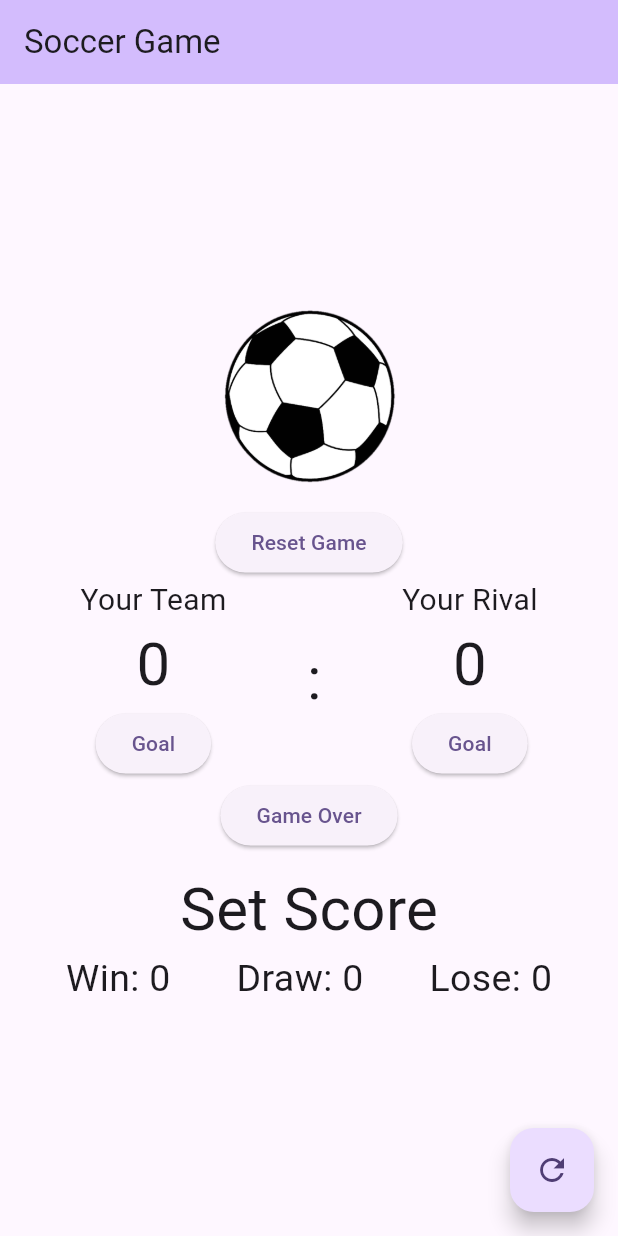
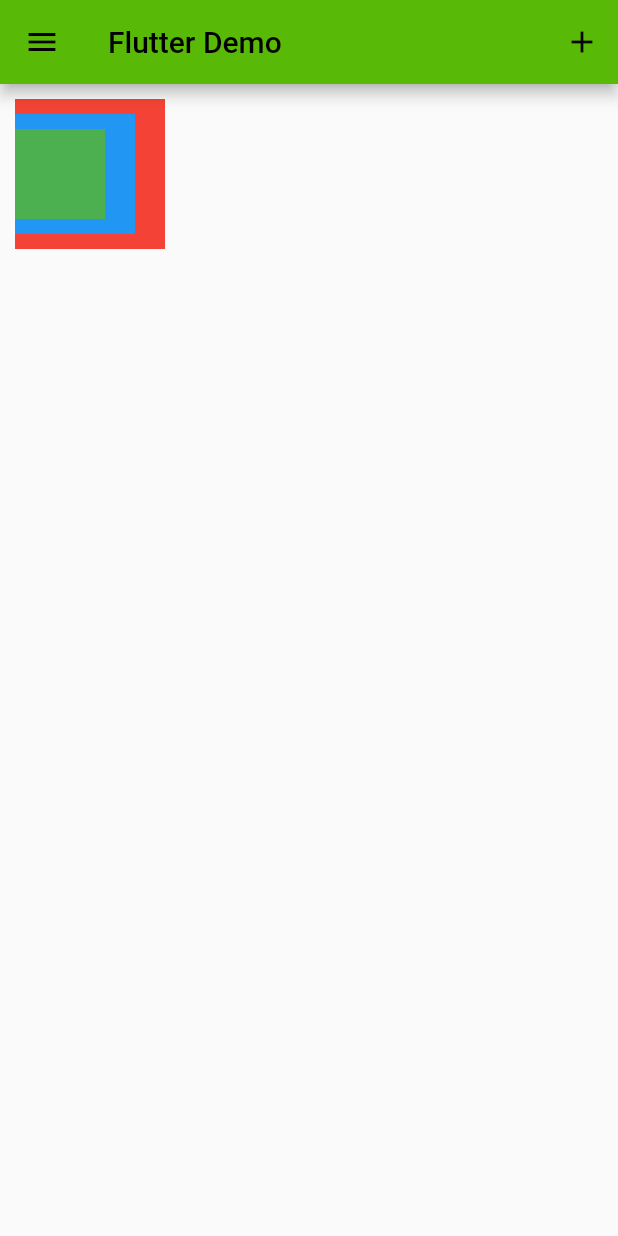
Before and after one commit to GwonHayeon/mobileAppDevelopment, a Flutter app: the screen it shows after launch, on a phone screen of 412 x 824 dp. Run offline on Flutter 3.47's test engine with Material 2 defaults, Android fonts, the phone set to English and light mode, and no system bars; Roboto replaces fonts that are missing (Pretendard).

Commit message:
0921 - Font, Style, Stack

```diff
--- a/lib/main.dart
+++ b/lib/main.dart
@@ -1,196 +1,73 @@
-import 'package:flutter/material.dart';
+import "package:flutter/material.dart";
+import 'style.dart';
 
-void main() {
-  runApp(const MyApp());
+void main(){
+  runApp(MyApp());
 }
 
 class MyApp extends StatelessWidget {
   const MyApp({super.key});
 
-  // This widget is the root of your application.
   @override
   Widget build(BuildContext context) {
-    return MaterialApp(
-      title: 'Soccer Game',
+    return MaterialApp( //const제거
+      title: 'First Flutter App',
       theme: ThemeData(
-        // This is the theme of your application.
-        //
-        // TRY THIS: Try running your application with "flutter run". You'll see
-        // the application has a blue toolbar. Then, without quitting the app,
-        // try changing the seedColor in the colorScheme below to Colors.green
-        // and then invoke "hot reload" (save your changes or press the "hot
-        // reload" button in a Flutter-supported IDE, or press "r" if you used
-        // the command line to start the app).
-        //
-        // Notice that the counter didn't reset back to zero; the application
-        // state is not lost during the reload. To reset the state, use hot
-        // restart instead.
-        //
-        // This works for code too, not just values: Most code changes can be
-        // tested with just a hot reload.
-        colorScheme: ColorScheme.fromSeed(seedColor: Colors.deepPurple),
-        useMaterial3: true,
+        primaryColor: Colors.blue, //기본으로 blue로 설정. 이것만 바꾼다고 해서 색이 바뀌지않음
+        primarySwatch: Colors.orange, //이것까지 해줘야함
+        //color custormaize
+
+        fontFamily: 'Pretendard',
       ),
-      home: const MyHomePage(title: 'Soccer Game'),
+      home: MyHomePage(),
     );
   }
 }
 
-class MyHomePage extends StatefulWidget {
-  const MyHomePage({super.key, required this.title});
-
-  // This widget is the home page of your application. It is stateful, meaning
-  // that it has a State object (defined below) that contains fields that affect
-  // how it looks.
-
-  // This class is the configuration for the state. It holds the values (in this
-  // case the title) provided by the parent (in this case the App widget) and
-  // used by the build method of the State. Fields in a Widget subclass are
-  // always marked "final".
-
-  final String title;
-
-  @override
-  State<MyHomePage> createState() => _MyHomePageState();
-}
-
-class _MyHomePageState extends State<MyHomePage> {
-  int _yourScore = 0;
-  int _rivalScore = 0;
-  int _win = 0;
-  int _lose = 0;
-  int _draw=0;
-
-  void _yourTeamWin() {
-    setState(() {
-      _yourScore++;
-    });
-  }
-  void _rivalTeamWin() {
-    setState(() {
-      _rivalScore++;
-    });
-  }
-  void _resetGame() {
-    setState(() {
-      _rivalScore=0;
-      _yourScore = 0;
-    });
-  }
-
-  void _gameOver() {
-    setState(() {
-      if(_yourScore > _rivalScore) _win++;
-      else if(_yourScore < _rivalScore) _lose++;
-      else if(_yourScore ==_rivalScore) _draw++;
-      _yourScore = 0;
-      _rivalScore = 0;
-    });
-  }
-
-  void _refreshGame() {
-    setState(() {
-      _yourScore = 0;
-      _rivalScore = 0;
-      _win = 0;
-      _lose = 0;
-      _draw=0;
-    });
-  }
-
+class MyHomePage extends StatelessWidget {
+  MyHomePage({super.key});
+  final items = List.generate(100, (index)=> index).toList();
 
   @override
   Widget build(BuildContext context) {
-    // This method is rerun every time setState is called, for instance as done
-    // by the _incrementCounter method above.
-    //
-    // The Flutter framework has been optimized to make rerunning build methods
-    // fast, so that you can just rebuild anything that needs updating rather
-    // than having to individually change instances of widgets.
     return Scaffold(
       appBar: AppBar(
-        // TRY THIS: Try changing the color here to a specific color (to
-        // Colors.amber, perhaps?) and trigger a hot reload to see the AppBar
-        // change color while the other colors stay the same.
-        backgroundColor: Theme.of(context).colorScheme.inversePrimary,
-        // Here we take the value from the MyHomePage object that was created by
-        // the App.build method, and use it to set our appbar title.
-        title: Text(widget.title),
+        backgroundColor: AppColor.Malachite,
+        title: const Text('Flutter Demo'), //const를 붙이냐 마느냐는 성능상의 문제. 불필요한 리밴더링 하지 않게 되기때문에 성능이 좋아진다
+        // leading: Icon(Icons.add),
+        actions: [
+          IconButton(onPressed: (){}, icon: Icon(Icons.add))
+        ],
       ),
-      body: Center(
-        // Center is a layout widget. It takes a single child and positions it
-        // in the middle of the parent.
-        child: Column(
-          // Column is also a layout widget. It takes a list of children and
-          // arranges them vertically. By default, it sizes itself to fit its
-          // children horizontally, and tries to be as tall as its parent.
-          //
-          // Column has various properties to control how it sizes itself and
-          // how it positions its children. Here we use mainAxisAlignment to
-          // center the children vertically; the main axis here is the vertical
-          // axis because Columns are vertical (the cross axis would be
-          // horizontal).
-          //
-          // TRY THIS: Invoke "debug painting" (choose the "Toggle Debug Paint"
-          // action in the IDE, or press "p" in the console), to see the
-          // wireframe for each widget.
-          mainAxisAlignment: MainAxisAlignment.center,
-          children: <Widget>[
-            Container(
-              padding: EdgeInsets.only(bottom: 10),
-              child: const Image(
-                image: AssetImage(
-                    'assets/soccer-1.png'
-                ),
-                width: 130.0,
-              ),
-            ),
-            ElevatedButton(onPressed: _resetGame, child: const Text('Reset Game')),
-            Row(
-              mainAxisAlignment: MainAxisAlignment.spaceEvenly,
-              children: [
-                Column(
-                  children: [
-                    Text('Your Team', style: TextStyle(fontSize: 20),),
-                    Text('$_yourScore', style: TextStyle(fontSize: 40),),
-                    ElevatedButton(onPressed: _yourTeamWin, child: const Text('Goal')),
-                  ],
-                ),
-                Text(':', style: TextStyle(fontSize: 40),),
-                Column(
-                  children: [
-                    Text('Your Rival', style: TextStyle(fontSize: 20),),
-                    Text('$_rivalScore', style: TextStyle(fontSize: 40),),
-                    ElevatedButton(onPressed: _rivalTeamWin, child: const Text('Goal')),
-                  ],
-                ),
-              ],
-            ),
-            ElevatedButton(onPressed: _gameOver, child: const Text('Game Over')),
-            Container(
-              padding: EdgeInsets.only(top:10,bottom: 10),
-              child: Column(
-                mainAxisAlignment: MainAxisAlignment.spaceEvenly,
-                children: [
-                  Text('Set Score', style: TextStyle(fontSize: 40),),
-                  Row(
-                    mainAxisAlignment: MainAxisAlignment.spaceEvenly,
-                    children: [
-                      Text('Win: $_win', style: TextStyle(fontSize: 25),),
-                      Text('Draw: $_draw', style: TextStyle(fontSize: 25),),
-                      Text('Lose: $_lose', style: TextStyle(fontSize: 25),),
-                    ],
-                  ),
-                ],
-              ),
-            ),
-          ],
-        ),
+      body: Stack( //Column대신 Stack을 쓰면 겹쳐짐
+        alignment: Alignment.centerLeft, //stack의 property. 앞에거가 세로 뒤가 가로거
+        // mainAxisAlignment: MainAxisAlignment.spaceBetween,
+        // crossAxisAlignment: CrossAxisAlignment.center,
+        children: [
+          Container(
+            color:Colors.red,
+            width:100.0,
+            height: 100.0,
+            padding: EdgeInsets.all(8.0),
+            margin: EdgeInsets.all(10.0), //바깥여백
+          ),
+          Container(
+            color:Colors.blue,
+            width:80.0,
+            height: 80.0,
+            padding: EdgeInsets.all(8.0),
+            margin: EdgeInsets.all(10.0), //바깥여백
+          ),
+          Container(
+            color:Colors.green,
+            width:60.0,
+            height: 60.0,
+            padding: EdgeInsets.all(8.0),
+            margin: EdgeInsets.all(10.0), //바깥여백
+          ),
+        ],
       ),
-      floatingActionButton: FloatingActionButton(
-        onPressed: _refreshGame,
-        child: const Icon(Icons.refresh),
-      ), // This trailing comma makes auto-formatting nicer for build methods.
+      drawer: Drawer(),//Scaffold의 property
     );
   }
 }
--- /dev/null
+++ b/lib/style.dart
@@ -0,0 +1,6 @@
+import 'package:flutter/material.dart';
+
+class AppColor extends Color{
+  AppColor(super.value);
+  static const Malachite = Color(0xFF58B906); //0xFF + 코드
+}
```
Also changed, not shown: pubspec.yaml (+6 -2 lines), 2 other files.
